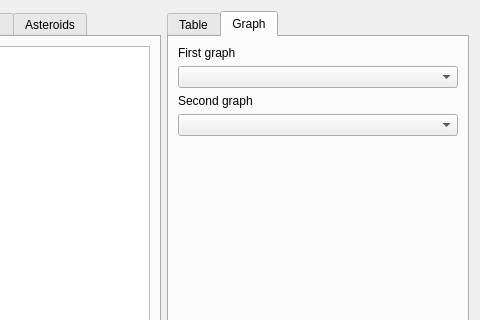
First picture: the form in cephlist.ui, repository PavelMr/skytechx, before the edit; both pictures show x 201 to 681 and y 0 to 320 of the 681 by 700 pixel window.
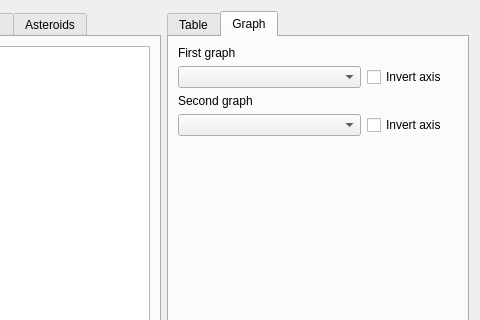
Second picture: the form after the edit. The open tabs and pages were chosen to show the change.

The edit to the form file:
```diff
--- a/cephlist.ui
+++ b/cephlist.ui
@@ -311,6 +311,8 @@
                 </widget>
                </item>
                <item>
+                <layout class="QHBoxLayout" name="horizontalLayout_10" stretch="2,1">
+                 <item>
                 <widget class="QComboBox" name="cb_g1">
                  <property name="maxVisibleItems">
                   <number>20</number>
@@ -318,6 +320,15 @@
                 </widget>
                </item>
                <item>
+                  <widget class="QCheckBox" name="cb_axis1">
+                   <property name="text">
+                    <string>Invert axis</string>
+                   </property>
+                  </widget>
+                 </item>
+                </layout>
+               </item>
+               <item>
                 <widget class="QLabel" name="label_5">
                  <property name="text">
                   <string>Second graph</string>
@@ -325,11 +336,22 @@
                 </widget>
                </item>
                <item>
+                <layout class="QHBoxLayout" name="horizontalLayout_11" stretch="2,1">
+                 <item>
                 <widget class="QComboBox" name="cb_g2">
                  <property name="maxVisibleItems">
                   <number>20</number>
                  </property>
                 </widget>
+                 </item>
+                 <item>
+                  <widget class="QCheckBox" name="cb_axis2">
+                   <property name="text">
+                    <string>Invert axis</string>
+                   </property>
+                  </widget>
+                 </item>
+                </layout>
                </item>
                <item>
                 <spacer name="verticalSpacer">
```
Left out of the diff: 2 changed lines with no effect on the pictures. Lines whose indentation alone changed are shown as unchanged.
